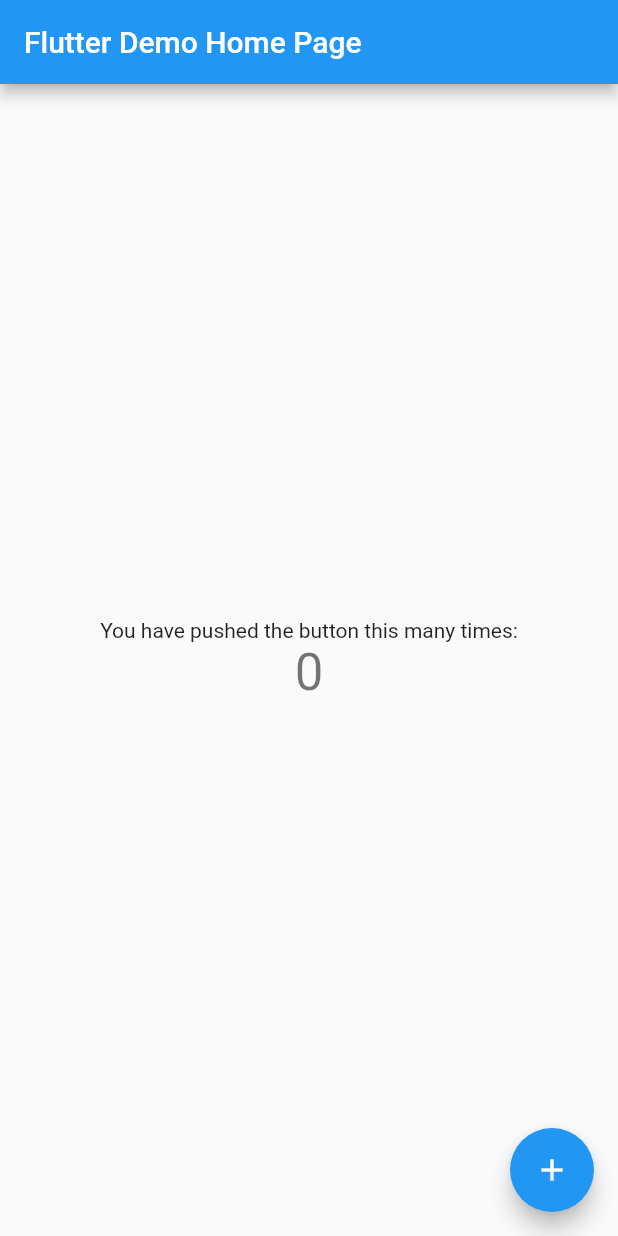
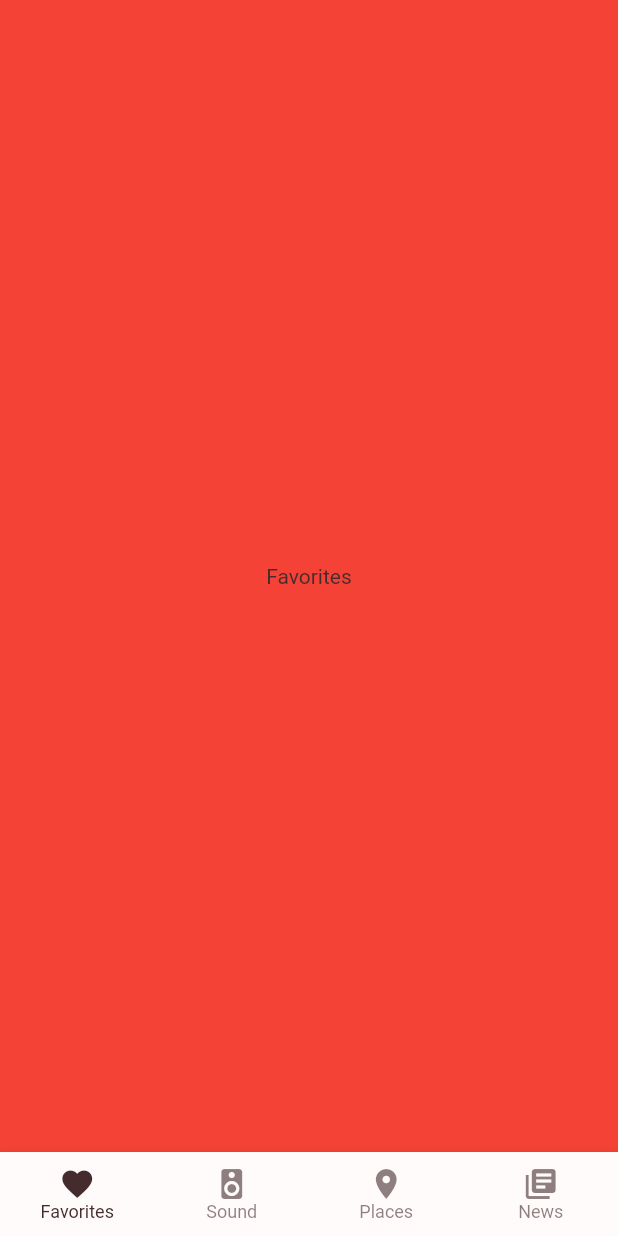
Before and after one commit to ProSolverTeam/PoraLekha, a Flutter app: the screen it shows after launch, on a phone screen of 412 x 824 dp. Run offline on Flutter 3.47's test engine with Material 2 defaults, Android fonts, the phone set to English and light mode, and no system bars; Roboto replaces fonts that are missing (Rubik).

Commit message:
NavBar add

```diff
--- a/lib/main.dart
+++ b/lib/main.dart
@@ -1,115 +1,153 @@
 import 'package:flutter/material.dart';
 
-void main() {
-  runApp(const MyApp());
-}
+void main() => runApp(const MyApp());
 
 class MyApp extends StatelessWidget {
   const MyApp({super.key});
 
-  // This widget is the root of your application.
   @override
   Widget build(BuildContext context) {
     return MaterialApp(
+      theme: _buildShrineTheme(),
       title: 'Flutter Demo',
-      theme: ThemeData(
-        // This is the theme of your application.
-        //
-        // Try running your application with "flutter run". You'll see the
-        // application has a blue toolbar. Then, without quitting the app, try
-        // changing the primarySwatch below to Colors.green and then invoke
-        // "hot reload" (press "r" in the console where you ran "flutter run",
-        // or simply save your changes to "hot reload" in a Flutter IDE).
-        // Notice that the counter didn't reset back to zero; the application
-        // is not restarted.
-        primarySwatch: Colors.blue,
-      ),
-      home: const MyHomePage(title: 'Flutter Demo Home Page'),
+      home: const MyHomePage(),
     );
   }
 }
 
 class MyHomePage extends StatefulWidget {
-  const MyHomePage({super.key, required this.title});
-
-  // This widget is the home page of your application. It is stateful, meaning
-  // that it has a State object (defined below) that contains fields that affect
-  // how it looks.
-
-  // This class is the configuration for the state. It holds the values (in this
-  // case the title) provided by the parent (in this case the App widget) and
-  // used by the build method of the State. Fields in a Widget subclass are
-  // always marked "final".
-
-  final String title;
+  const MyHomePage({super.key});
 
   @override
-  State<MyHomePage> createState() => _MyHomePageState();
+  _MyHomePageState createState() => _MyHomePageState();
 }
 
+List<String> nav_item = ['Favorites', 'Sound', 'Places', 'News'];
+int index = 0;
+List<Color> color = [Colors.red, Colors.lime, Colors.green, Colors.white];
+
 class _MyHomePageState extends State<MyHomePage> {
-  int _counter = 0;
+  int _currentIndex = 0;
 
-  void _incrementCounter() {
-    setState(() {
-      // This call to setState tells the Flutter framework that something has
-      // changed in this State, which causes it to rerun the build method below
-      // so that the display can reflect the updated values. If we changed
-      // _counter without calling setState(), then the build method would not be
-      // called again, and so nothing would appear to happen.
-      _counter++;
-    });
+  Widget build(BuildContext context) {
+    final colorScheme = Theme.of(context).colorScheme;
+    final textTheme = Theme.of(context).textTheme;
+    return Scaffold(
+      bottomNavigationBar: BottomNavigationBar(
+        type: BottomNavigationBarType.fixed,
+        currentIndex: _currentIndex,
+        backgroundColor: colorScheme.surface,
+        selectedItemColor: colorScheme.onSurface,
+        unselectedItemColor: colorScheme.onSurface.withOpacity(.60),
+        selectedLabelStyle: textTheme.caption,
+        unselectedLabelStyle: textTheme.caption,
+        onTap: (value) {
+          // Respond to item press.
+          setState(() {
+            _currentIndex = value;
+            index = _currentIndex;
+          });
+        },
+        items: const [
+          BottomNavigationBarItem(
+            label: 'Favorites',
+            icon: Icon(Icons.favorite),
+          ),
+          BottomNavigationBarItem(
+            label: 'Sound',
+            icon: Icon(Icons.speaker),
+          ),
+          BottomNavigationBarItem(
+            label: 'Places',
+            icon: Icon(Icons.location_on),
+          ),
+          BottomNavigationBarItem(
+            label: 'News',
+            icon: Icon(Icons.library_books),
+          ),
+        ],
+      ),
+      body: BodyWidget(),
+    );
   }
+}
+
+class BodyWidget extends StatelessWidget {
+  BodyWidget({super.key});
 
   @override
   Widget build(BuildContext context) {
-    // This method is rerun every time setState is called, for instance as done
-    // by the _incrementCounter method above.
-    //
-    // The Flutter framework has been optimized to make rerunning build methods
-    // fast, so that you can just rebuild anything that needs updating rather
-    // than having to individually change instances of widgets.
-    return Scaffold(
-      appBar: AppBar(
-        // Here we take the value from the MyHomePage object that was created by
-        // the App.build method, and use it to set our appbar title.
-        title: Text(widget.title),
-      ),
-      body: Center(
-        // Center is a layout widget. It takes a single child and positions it
-        // in the middle of the parent.
+    return Container(
+      color: color[index],
+      child: SizedBox(
+        width: MediaQuery.of(context).size.width,
         child: Column(
-          // Column is also a layout widget. It takes a list of children and
-          // arranges them vertically. By default, it sizes itself to fit its
-          // children horizontally, and tries to be as tall as its parent.
-          //
-          // Invoke "debug painting" (press "p" in the console, choose the
-          // "Toggle Debug Paint" action from the Flutter Inspector in Android
-          // Studio, or the "Toggle Debug Paint" command in Visual Studio Code)
-          // to see the wireframe for each widget.
-          //
-          // Column has various properties to control how it sizes itself and
-          // how it positions its children. Here we use mainAxisAlignment to
-          // center the children vertically; the main axis here is the vertical
-          // axis because Columns are vertical (the cross axis would be
-          // horizontal).
           mainAxisAlignment: MainAxisAlignment.center,
-          children: <Widget>[
-            const Text(
-              'You have pushed the button this many times:',
-            ),
-            Text(
-              '$_counter',
-              style: Theme.of(context).textTheme.headline4,
-            ),
+          children: [
+            Text(nav_item[index]),
           ],
         ),
       ),
-      floatingActionButton: FloatingActionButton(
-        onPressed: _incrementCounter,
-        tooltip: 'Increment',
-        child: const Icon(Icons.add),
-      ), // This trailing comma makes auto-formatting nicer for build methods.
     );
   }
 }
+
+ThemeData _buildShrineTheme() {
+  final ThemeData base = ThemeData.light();
+  return base.copyWith(
+    colorScheme: _shrineColorScheme,
+    textTheme: _buildShrineTextTheme(base.textTheme),
+  );
+}
+
+TextTheme _buildShrineTextTheme(TextTheme base) {
+  return base
+      .copyWith(
+        caption: base.caption?.copyWith(
+          fontWeight: FontWeight.w400,
+          fontSize: 14,
+          letterSpacing: defaultLetterSpacing,
+        ),
+        button: base.button?.copyWith(
+          fontWeight: FontWeight.w500,
+          fontSize: 14,
+          letterSpacing: defaultLetterSpacing,
+        ),
+      )
+      .apply(
+        fontFamily: 'Rubik',
+        displayColor: shrineBrown900,
+        bodyColor: shrineBrown900,
+      );
+}
+
+const ColorScheme _shrineColorScheme = ColorScheme(
+  primary: shrinePink100,
+  primaryVariant: shrineBrown900,
+  secondary: shrinePink50,
+  secondaryVariant: shrineBrown900,
+  surface: shrineSurfaceWhite,
+  background: shrineBackgroundWhite,
+  error: shrineErrorRed,
+  onPrimary: shrineBrown900,
+  onSecondary: shrineBrown900,
+  onSurface: shrineBrown900,
+  onBackground: shrineBrown900,
+  onError: shrineSurfaceWhite,
+  brightness: Brightness.light,
+);
+
+const Color shrinePink50 = Color(0xFFFEEAE6);
+const Color shrinePink100 = Color(0xFFFEDBD0);
+const Color shrinePink300 = Color(0xFFFBB8AC);
+const Color shrinePink400 = Color(0xFFEAA4A4);
+
+const Color shrineBrown900 = Color(0xFF442B2D);
+const Color shrineBrown600 = Color(0xFF7D4F52);
+
+const Color shrineErrorRed = Color(0xFFC5032B);
+
+const Color shrineSurfaceWhite = Color(0xFFFFFBFA);
+const Color shrineBackgroundWhite = Colors.white;
+
+const defaultLetterSpacing = 0.03;
```
Also changed, not shown: 221 other files.
